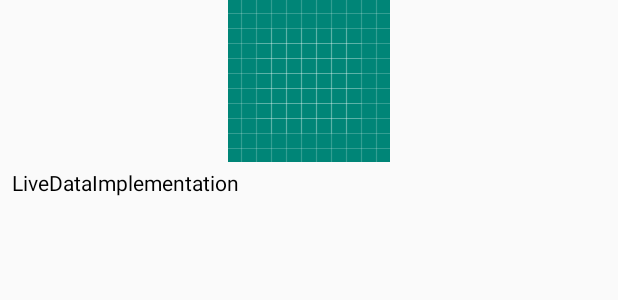
After one commit to kiranofans/Android-Basics, an Android app: the layout items_layout.xml on its own in the app's theme, with its tools: preview values and no code run, on a phone screen of 412 x 824 dp. The commit adds this screen. Shown: the top 300 px of the screen. Run offline under Robolectric (Android 15) with nearby library versions, the phone set to English and light mode, and no system bars.

Commit message:
Added RecyclerView Adapter, layouts, & MainViewModel.java

```diff
--- /dev/null
+++ b/LiveDataImplementation/app/src/main/res/layout/items_layout.xml
@@ -0,0 +1,24 @@
+<?xml version="1.0" encoding="utf-8"?>
+<LinearLayout xmlns:android="http://schemas.android.com/apk/res/android"
+    android:layout_width="match_parent"
+    android:layout_height="wrap_content"
+    android:layout_marginStart="4dp"
+    android:layout_marginEnd="4dp"
+    android:layout_marginBottom="8dp"
+    android:orientation="vertical">
+
+    <ImageView
+        android:id="@+id/news_img_view"
+        android:layout_width="match_parent"
+        android:layout_height="wrap_content"
+        android:src="@drawable/ic_launcher_background"/>
+
+    <TextView
+        android:id="@+id/title_txt_view"
+        android:layout_width="match_parent"
+        android:layout_height="wrap_content"
+        android:textColor="@android:color/black"
+        android:padding="4dp"
+        android:text="@string/app_name"/>
+
+</LinearLayout>
```
Also changed, not shown: LiveDataImplementation/app/src/main/java/Adapter/BaseViewModel.java (added, +16 -0 lines), LiveDataImplementation/app/src/main/java/Adapter/LiveDataRecyclerViewAdapter.java (added, +72 -0 lines), LiveDataImplementation/app/src/main/java/Utils/MainViewModel.java (added, +30 -0 lines), LiveDataImplementation/app/src/main/res/layout/activity_main.xml (+6 -10 lines).
